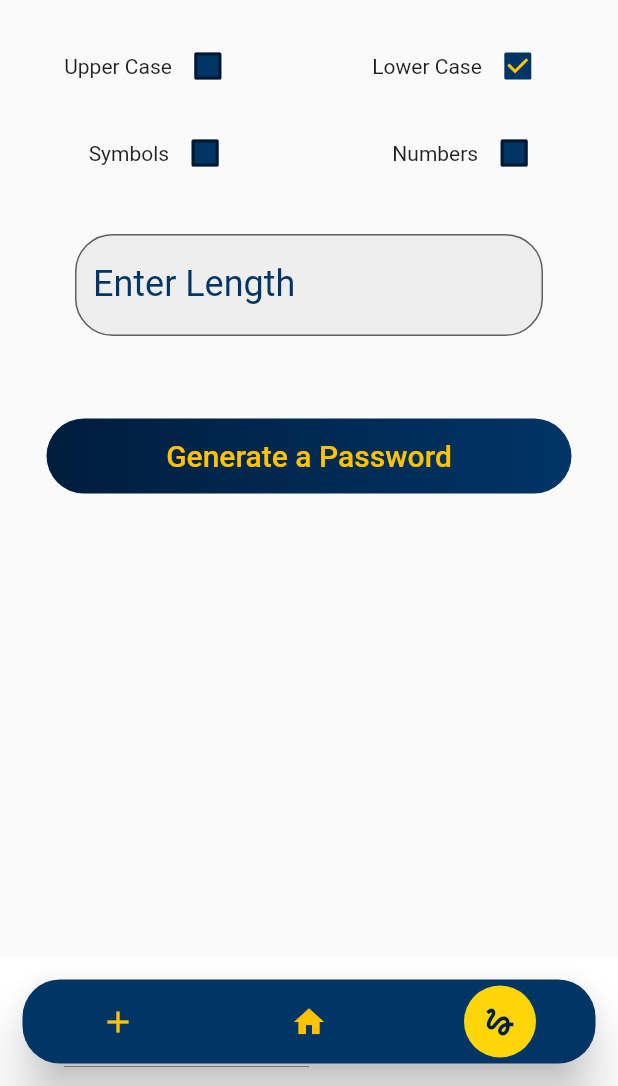
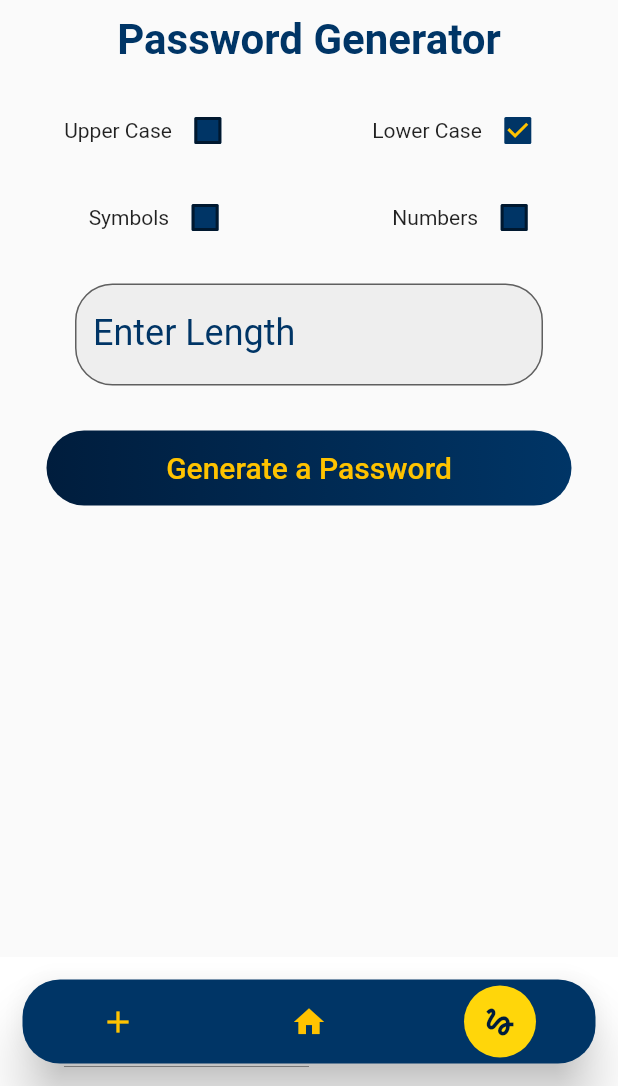
Before and after one commit to kader46/pass_keep, a Flutter app: the screen it shows after launch, swiped to page 3, on a phone screen of 412 x 824 dp, the part 150-1236 px from its top. Run offline on Flutter 3.47's test engine with Material 2 defaults, Android fonts, the phone set to English and light mode, and no system bars; drawn by our look-alikes of flutter_snake_navigationbar; missing offline and left inert: random_password_generator; Roboto replaces fonts that are missing (Nasa).

Commit message:
generator works

```diff
--- a/lib/generator.dart
+++ b/lib/generator.dart
@@ -48,6 +48,16 @@ class _GeneratorPageState extends State<GeneratorPage> {
         child: Center(
             child: Column(
           children: [
+            SizedBox(
+              height: 10,
+            ),
+            Text(
+              'Password Generator',
+              style: TextStyle(
+                  color: primaryColor,
+                  fontSize: 28,
+                  fontWeight: FontWeight.bold),
+            ),
             SizedBox(
               height: 20,
             ),
@@ -121,7 +131,7 @@ class _GeneratorPageState extends State<GeneratorPage> {
               ],
             ),
             SizedBox(
-              height: 20,
+              height: 10,
             ),
             // Padding(
             //   padding: const EdgeInsets.all(15.0),
@@ -165,7 +175,7 @@ class _GeneratorPageState extends State<GeneratorPage> {
               ),
             ),
             SizedBox(
-              height: 30,
+              height: 5,
             ),
             FlatButton(
                 onPressed: () {
@@ -217,9 +227,7 @@ class _GeneratorPageState extends State<GeneratorPage> {
                     ),
                   ),
                 )),
-            SizedBox(
-              height: 30,
-            ),
+
             if (newPassword.isNotEmpty && newPassword != null)
               Center(
                   child: SingleChildScrollView(
@@ -236,9 +244,27 @@ class _GeneratorPageState extends State<GeneratorPage> {
                   child: SingleChildScrollView(
                 child: Padding(
                   padding: const EdgeInsets.all(8.0),
-                  child: Text(
-                    newPassword,
-                    style: TextStyle(color: forthColor, fontSize: 25),
+                  child: GestureDetector(
+                    onLongPress: () {
+                      print(newPassword);
+                      Clipboard.setData(new ClipboardData(text: newPassword));
+                      ScaffoldMessenger.of(context).showSnackBar(new SnackBar(
+                          backgroundColor: secendoryColor,
+                          shape: RoundedRectangleBorder(
+                              borderRadius:
+                                  BorderRadius.all(Radius.circular(25))),
+                          width: 230,
+                          elevation: 0,
+                          behavior: SnackBarBehavior.floating,
+                          content: Text(
+                            'Password copied to ClipBoard !',
+                            style: TextStyle(color: primaryColor),
+                          )));
+                    },
+                    child: Text(
+                      newPassword,
+                      style: TextStyle(color: forthColor, fontSize: 25),
+                    ),
                   ),
                 ),
               ))
--- a/lib/main.dart
+++ b/lib/main.dart
@@ -1,6 +1,7 @@
 import 'package:flutter/material.dart';
 import 'package:flutter/services.dart';
 import 'package:flutter_snake_navigationbar/flutter_snake_navigationbar.dart';
+import 'package:pass_keep/addNewCard.dart';
 import 'package:pass_keep/components/colors.dart';
 import 'package:pass_keep/generator.dart';
 import 'package:pass_keep/home.dart';
@@ -100,7 +101,7 @@ class _LandingPageState extends State<LandingPage> {
             });
           },
           children: [
-            Text('Abdpu'),
+            AddPass(),
             Home(),
             GeneratorPage(),
           ],
```
Also changed, not shown: lib/addNewCard.dart (+37 -0 lines), lib/home.dart (+46 -11 lines).
